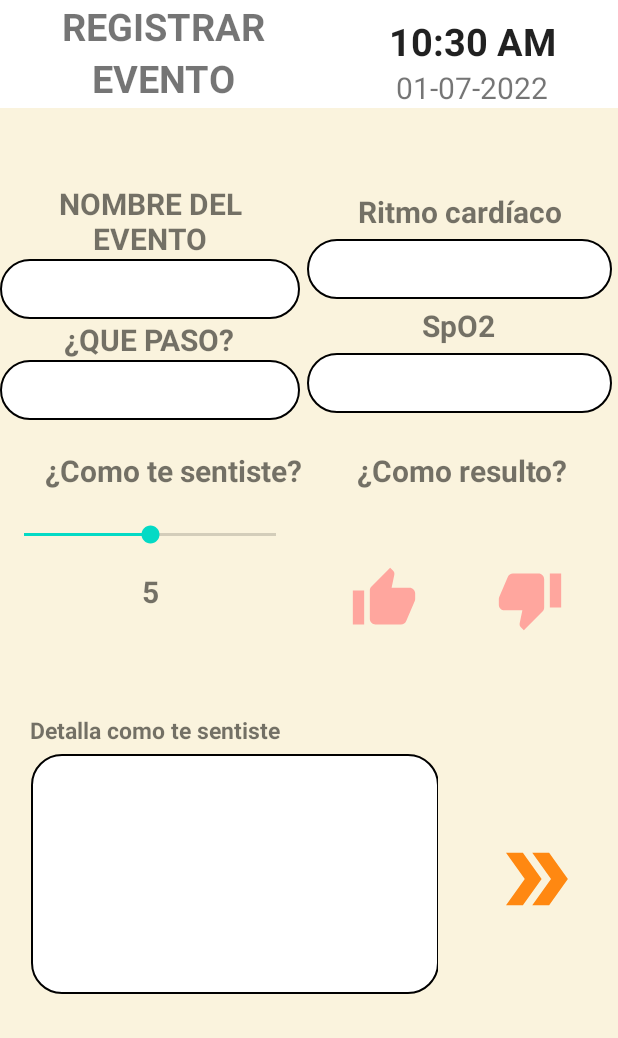
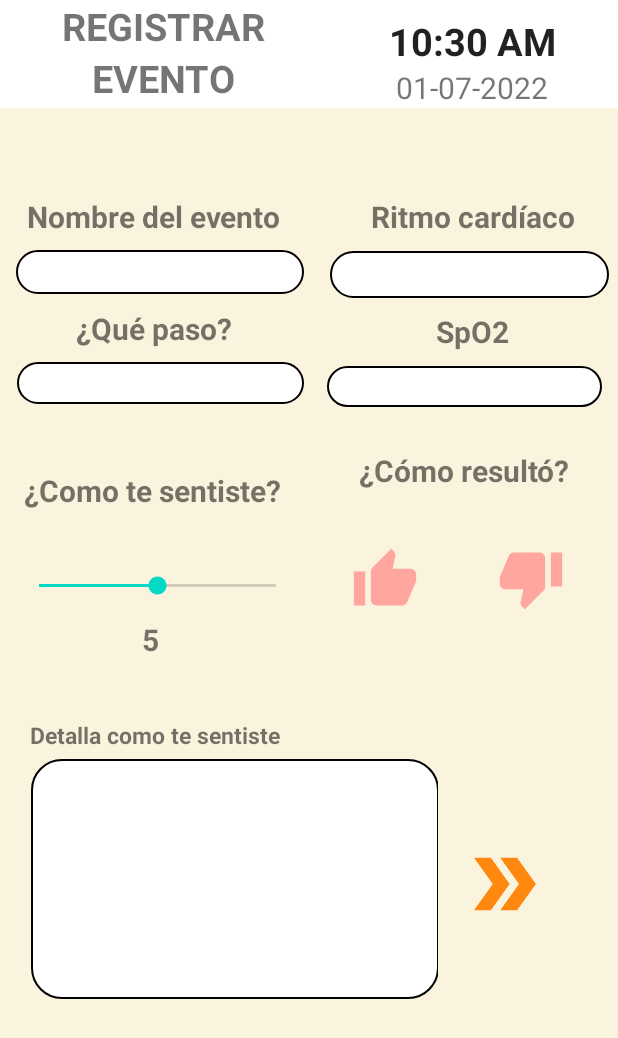
Before and after one commit to proyectowecare/TP2-WECARE, an Android app: the RegisterEventActivity screen opened directly, with no data from a screen before it, on a phone screen of 412 x 824 dp. Shown: the top 1038 px of the screen. Run offline under Robolectric (Android 15) with nearby library versions, the phone set to English and light mode, and no system bars; our stand-ins replace Firebase (no records; nobody signed in at launch, a user with empty details on screens opened directly).

Commit message:
últimos cambios

```diff
--- a/app/src/main/java/com/example/wecareapp/SelectorActivity.kt
+++ b/app/src/main/java/com/example/wecareapp/SelectorActivity.kt
@@ -21,10 +21,11 @@ import com.google.android.material.bottomnavigation.BottomNavigationView
 import com.google.android.material.navigation.NavigationBarItemView
 
 class SelectorActivity : AppCompatActivity() {
+    lateinit var textView: TextView
+    lateinit var text: String
+    var textView1=""
     override fun onCreate(savedInstanceState: Bundle?) {
         super.onCreate(savedInstanceState)
-
-
         // Instancia del view binding
         val binding = ActivitySelectorBinding.inflate(layoutInflater)
         setContentView(binding.root)
@@ -37,7 +38,6 @@ class SelectorActivity : AppCompatActivity() {
         val navController = navHostFragment.navController
 
         setupActionBarWithNavController(navController,appBarConfiguration)
-        actionBar?.title="Hogar"
         // Sincronizacion del navController con nuesto bottom navigation
         bottomNavigationView.setupWithNavController(navController)
 
@@ -45,12 +45,18 @@ class SelectorActivity : AppCompatActivity() {
 
     override fun onCreateOptionsMenu(menu: Menu?): Boolean {
         menuInflater.inflate(R.menu.menu_options,menu)
-        // PONER EL NOMBRE DEL USUARIO EN EL TÍTULO
+        // PONER EL NOMBRE DEL USUARIO EN EL TÍTULO -> TODO: AÚN VUELVE A SU ESTADO POR DEFECTO EL CAMPO DEL NOMBRE
         val bundle = intent.extras
         val nomPat = bundle?.getString("namePatient")
-        val textView: TextView = findViewById<TextView>(R.id.textView6)
-
-        textView.text = "Buenos días\n${nomPat}"
+        text=nomPat.toString()
+        println(text)
+        if (!text.isBlank()){
+            textView1 = text
+        }else{
+           println(textView1)
+        }
+        textView= findViewById<TextView>(R.id.textView6)
+        textView.text = "Buenos días\n${textView1}"
         return super.onCreateOptionsMenu(menu)
     }
 
@@ -99,12 +105,5 @@ class SelectorActivity : AppCompatActivity() {
         return super.onOptionsItemSelected(item)
     }
 
-    // TODO: ASIGNAR LOS IMAGEBUTTON
-    fun goToMisEmociones(view:View)
-    {
-        val intent = Intent(this,  R.id.feelingFragment2::class.java).apply {
-            //putExtra("Username",user.name)
-        }
-        startActivity(intent)
-    }
+
 }
--- a/app/src/main/res/layout/activity_register_event.xml
+++ b/app/src/main/res/layout/activity_register_event.xml
@@ -79,14 +79,18 @@
             </LinearLayout>
 
         </LinearLayout>
+
         <androidx.constraintlayout.widget.ConstraintLayout
             android:layout_width="match_parent"
             android:layout_height="wrap_content">
 
             <androidx.constraintlayout.widget.ConstraintLayout
-                android:layout_width="203dp"
-                android:layout_height="207dp"
+                android:id="@+id/constraintLayout3"
+                android:layout_width="204dp"
+                android:layout_height="208dp"
                 android:layout_gravity="right"
+                android:layout_marginStart="3dp"
+                android:layout_marginEnd="5dp"
                 android:orientation="vertical"
                 android:paddingTop="50dp"
                 app:layout_constraintBottom_toBottomOf="parent"
@@ -96,16 +100,19 @@
 
                 <EditText
                     android:id="@+id/oxygenInput"
-                    android:layout_width="wrap_content"
-                    android:layout_height="40dp"
+                    android:layout_width="183dp"
+                    android:layout_height="27dp"
+                    android:layout_marginStart="10dp"
+                    android:layout_marginEnd="16dp"
                     android:background="@drawable/rounded_corners1"
                     android:ems="10"
                     android:inputType="textPersonName"
                     android:text=""
+                    android:textAlignment="center"
                     app:layout_constraintBaseline_toBottomOf="parent"
                     app:layout_constraintBottom_toBottomOf="parent"
                     app:layout_constraintEnd_toEndOf="parent"
-                    app:layout_constraintHorizontal_bias="0.497"
+                    app:layout_constraintHorizontal_bias="1.0"
                     app:layout_constraintStart_toStartOf="parent"
                     app:layout_constraintTop_toBottomOf="@+id/textViewOxygen"
                     app:layout_constraintVertical_bias="0.12" />
@@ -130,16 +137,19 @@
 
                 <EditText
                     android:id="@+id/heartRateInput"
-                    android:layout_width="wrap_content"
-                    android:layout_height="40dp"
+                    android:layout_width="186dp"
+                    android:layout_height="31dp"
+                    android:layout_marginStart="10dp"
+
+                    android:layout_marginEnd="16dp"
                     android:background="@drawable/rounded_corners1"
-
                     android:ems="10"
                     android:inputType="textPersonName"
                     android:text=""
+                    android:textAlignment="center"
                     app:layout_constraintBottom_toTopOf="@+id/textViewOxygen"
                     app:layout_constraintEnd_toEndOf="parent"
-                    app:layout_constraintHorizontal_bias="0.497"
+                    app:layout_constraintHorizontal_bias="0.49"
                     app:layout_constraintStart_toStartOf="parent"
                     app:layout_constraintTop_toBottomOf="@+id/textViewHeartRate"
                     app:layout_constraintVertical_bias="0.0" />
@@ -167,25 +177,33 @@
 
             <androidx.constraintlayout.widget.ConstraintLayout
                 android:id="@+id/constraintLayout"
-                android:layout_width="200dp"
-                android:layout_height="match_parent"
+                android:layout_width="215dp"
+                android:layout_height="206dp"
                 android:layout_gravity="right"
+                android:layout_marginStart="5dp"
+                android:layout_marginBottom="1dp"
                 android:orientation="vertical"
                 android:paddingTop="50dp"
-                app:layout_constraintStart_toStartOf="parent">
+                app:layout_constraintBottom_toBottomOf="parent"
+                app:layout_constraintEnd_toStartOf="@+id/constraintLayout3"
+                app:layout_constraintStart_toStartOf="parent"
+                app:layout_constraintTop_toTopOf="parent"
+                app:layout_constraintVertical_bias="0.49">
 
                 <EditText
                     android:id="@+id/eT_reasonevent"
-                    android:layout_width="wrap_content"
-                    android:layout_height="40dp"
+                    android:layout_width="191dp"
+                    android:layout_height="28dp"
+                    android:layout_marginStart="16dp"
                     android:background="@drawable/rounded_corners1"
                     android:ems="10"
                     android:inputType="textPersonName"
                     android:text=""
+                    android:textAlignment="center"
                     app:layout_constraintBaseline_toBottomOf="parent"
                     app:layout_constraintBottom_toBottomOf="parent"
                     app:layout_constraintEnd_toEndOf="parent"
-                    app:layout_constraintHorizontal_bias="0.497"
+                    app:layout_constraintHorizontal_bias="0.0"
                     app:layout_constraintStart_toStartOf="parent"
                     app:layout_constraintTop_toBottomOf="@+id/textView11"
                     app:layout_constraintVertical_bias="0.12" />
@@ -198,25 +216,28 @@
                     android:layout_weight="1"
                     android:foregroundGravity="left"
                     android:gravity="center"
-                    android:text="NOMBRE DEL EVENTO"
+                    android:text="Nombre del evento"
                     android:textSize="20dp"
                     android:textStyle="bold"
                     app:layout_constraintBottom_toTopOf="@+id/eT_Event"
                     app:layout_constraintEnd_toEndOf="parent"
 
-                    app:layout_constraintHorizontal_bias="0.495"
+                    app:layout_constraintHorizontal_bias="0.488"
                     app:layout_constraintStart_toStartOf="parent"
                     app:layout_constraintTop_toTopOf="parent" />
 
                 <EditText
                     android:id="@+id/eT_Event"
-                    android:layout_width="wrap_content"
-                    android:layout_height="40dp"
+                    android:layout_width="192dp"
+                    android:layout_height="29dp"
+                    android:layout_marginStart="16dp"
+
+                    android:layout_marginEnd="10dp"
                     android:background="@drawable/rounded_corners1"
-
                     android:ems="10"
                     android:inputType="textPersonName"
                     android:text=""
+                    android:textAlignment="center"
                     app:layout_constraintBottom_toTopOf="@+id/textView11"
                     app:layout_constraintEnd_toEndOf="parent"
                     app:layout_constraintHorizontal_bias="0.497"
@@ -232,7 +253,7 @@
                     android:layout_weight="1"
                     android:foregroundGravity="left"
                     android:gravity="center"
-                    android:text="¿QUE PASO?"
+                    android:text="¿Qué paso?"
                     android:textSize="20dp"
                     android:textStyle="bold"
                     app:layout_constraintBottom_toTopOf="@+id/eT_reasonevent"
@@ -247,10 +268,9 @@
         </androidx.constraintlayout.widget.ConstraintLayout>
 
 
-
         <LinearLayout
-            android:layout_width="wrap_content"
-            android:layout_height="186dp"
+            android:layout_width="match_parent"
+            android:layout_height="189dp"
             android:orientation="horizontal">
 
             <LinearLayout
@@ -259,59 +279,94 @@
                 android:orientation="vertical"
                 android:paddingTop="20dp">
 
+                <androidx.constraintlayout.widget.ConstraintLayout
+                    android:layout_width="match_parent"
+                    android:layout_height="match_parent">
+
                     <TextView
                         android:id="@+id/textView15"
                         android:layout_width="match_parent"
                         android:layout_height="wrap_content"
                         android:layout_gravity="center"
-                    android:layout_marginStart="20dp"
-                    android:layout_marginBottom="20dp"
+                        android:layout_marginStart="16dp"
+                        android:layout_marginEnd="8dp"
+                        android:layout_marginBottom="27dp"
                         android:text="¿Como te sentiste?"
                         android:textSize="20dp"
-                    android:textStyle="bold" />
+                        android:textStyle="bold"
+                        app:layout_constraintBottom_toTopOf="@+id/feelingM"
+                        app:layout_constraintEnd_toEndOf="parent"
+                        app:layout_constraintStart_toStartOf="parent"
+                        app:layout_constraintTop_toTopOf="parent" />
 
                     <SeekBar
                         android:id="@+id/feelingM"
-                    android:layout_width="200dp"
-                    android:layout_height="wrap_content"
+                        android:layout_width="190dp"
+                        android:layout_height="18dp"
+
+                        android:layout_marginStart="6dp"
+                        android:layout_marginEnd="6dp"
                         android:max="100"
-
-                    android:progress="50" />
+                        android:progress="50"
+                        app:layout_constraintBottom_toTopOf="@+id/feeling_numberM"
+                        app:layout_constraintEnd_toEndOf="parent"
+                        app:layout_constraintHorizontal_bias="1.0"
+                        app:layout_constraintStart_toStartOf="parent"
+                        app:layout_constraintTop_toBottomOf="@+id/textView15" />
 
                     <TextView
                         android:id="@+id/feeling_numberM"
                         android:layout_width="160dp"
                         android:layout_height="wrap_content"
                         android:layout_marginStart="20dp"
-                    android:layout_marginTop="15dp"
-                    android:layout_marginBottom="20dp"
+                        android:layout_marginEnd="26dp"
+                        android:layout_marginBottom="16dp"
                         android:gravity="center"
                         android:text="5"
                         android:textSize="20dp"
-                    android:textStyle="bold" />
+                        android:textStyle="bold"
+                        app:layout_constraintBottom_toBottomOf="parent"
+                        app:layout_constraintEnd_toEndOf="parent"
+                        app:layout_constraintHorizontal_bias="1.0"
+                        app:layout_constraintStart_toStartOf="parent"
+                        app:layout_constraintTop_toBottomOf="@+id/feelingM"
+                        app:layout_constraintVertical_bias="1.0" />
+                </androidx.constraintlayout.widget.ConstraintLayout>
 
 
             </LinearLayout>
+
+            <androidx.constraintlayout.widget.ConstraintLayout
+                android:layout_width="match_parent"
+                android:layout_height="match_parent">
 
                 <LinearLayout
                     android:layout_width="205dp"
                     android:layout_height="189dp"
                     android:orientation="vertical"
-                android:paddingTop="20dp">
+                    android:paddingTop="20dp"
+                    app:layout_constraintBottom_toBottomOf="parent"
+                    app:layout_constraintEnd_toEndOf="parent"
+                    app:layout_constraintTop_toTopOf="parent">
+
+
+                    <androidx.constraintlayout.widget.ConstraintLayout
+                        android:layout_width="match_parent"
+                        android:layout_height="match_parent">
 
                         <TextView
                             android:id="@+id/textView13"
                             android:layout_width="wrap_content"
                             android:layout_height="wrap_content"
                             android:layout_gravity="center"
-                    android:text="¿Como resulto?"
+                            android:layout_marginStart="32dp"
+                            android:layout_marginEnd="31dp"
+                            android:text="¿Cómo resultó?"
                             android:textSize="20dp"
-                    android:textStyle="bold" />
-
-
-                <androidx.constraintlayout.widget.ConstraintLayout
-                    android:layout_width="match_parent"
-                    android:layout_height="match_parent">
+                            android:textStyle="bold"
+                            app:layout_constraintEnd_toEndOf="parent"
+                            app:layout_constraintStart_toStartOf="parent"
+                            app:layout_constraintTop_toTopOf="parent" />
 
                         <ImageButton
                             android:id="@+id/ib_tup"
@@ -341,6 +396,8 @@
                     </androidx.constraintlayout.widget.ConstraintLayout>
 
                 </LinearLayout>
+            </androidx.constraintlayout.widget.ConstraintLayout>
+
         </LinearLayout>
 
         <LinearLayout
@@ -385,8 +442,8 @@
                             android:id="@+id/tv_detail_event"
                             android:layout_width="272dp"
                             android:layout_height="160dp"
+                            android:layout_marginStart="17dp"
                             android:layout_marginEnd="25dp"
-                            android:layout_marginStart="17dp"
                             android:background="@drawable/rounded_corners2"
 
                             android:textSize="16dp" />
@@ -394,22 +451,30 @@
 
                 </LinearLayout>
 
+                <androidx.constraintlayout.widget.ConstraintLayout
+                    android:layout_width="match_parent"
+                    android:layout_height="match_parent">
+
                     <LinearLayout
                         android:layout_width="90dp"
                         android:layout_height="match_parent"
-                    android:layout_marginStart="20dp"
                         android:layout_gravity="left"
-                    android:orientation="vertical">
+                        android:layout_marginEnd="32dp"
+                        android:orientation="vertical"
+                        app:layout_constraintBottom_toBottomOf="parent"
+                        app:layout_constraintEnd_toEndOf="parent"
+                        app:layout_constraintTop_toTopOf="parent">
 
                         <ImageButton
                             android:id="@+id/ib_sendevent"
                             android:layout_width="match_parent"
                             android:layout_height="wrap_content"
+                            android:layout_marginStart="0dp"
                             android:layout_marginTop="90dp"
-                        android:layout_marginStart="0dp"
                             android:background="#00000000"
                             app:srcCompat="@drawable/ic_baseline_double_arrow_24" />
                     </LinearLayout>
+                </androidx.constraintlayout.widget.ConstraintLayout>
 
             </LinearLayout>
         </LinearLayout>
```
Lines whose indentation alone changed are shown as unchanged.
